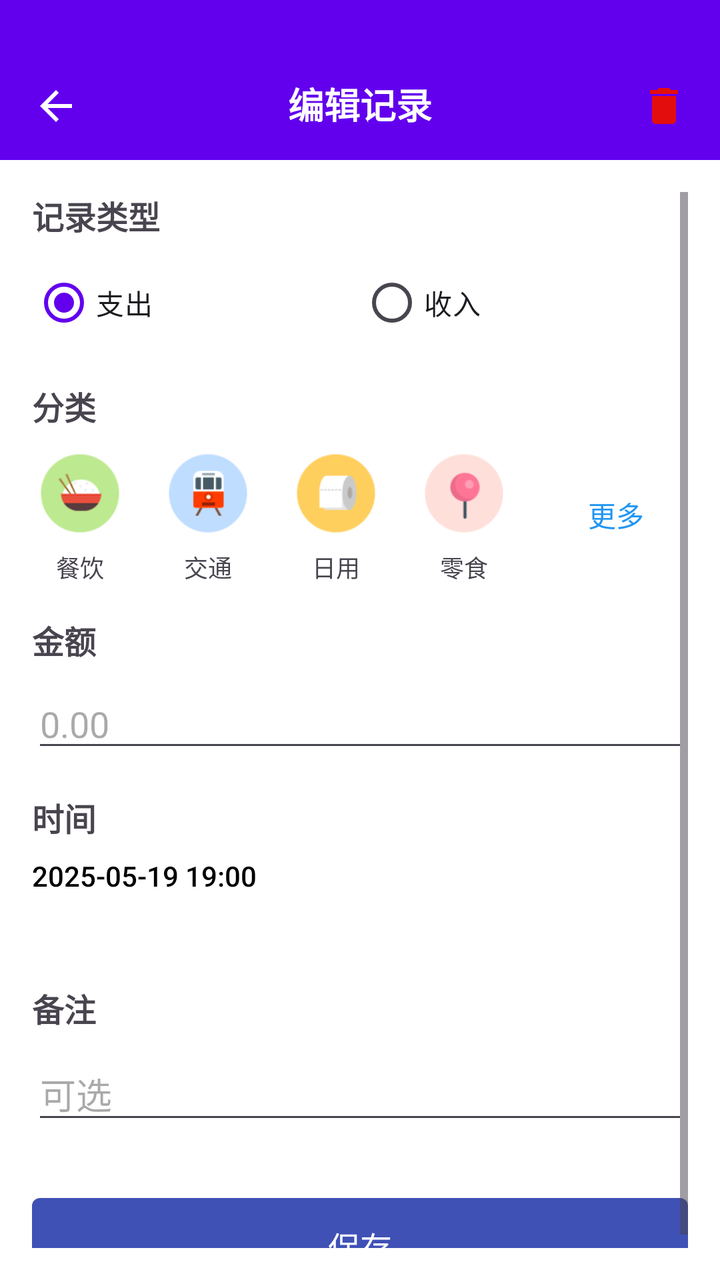
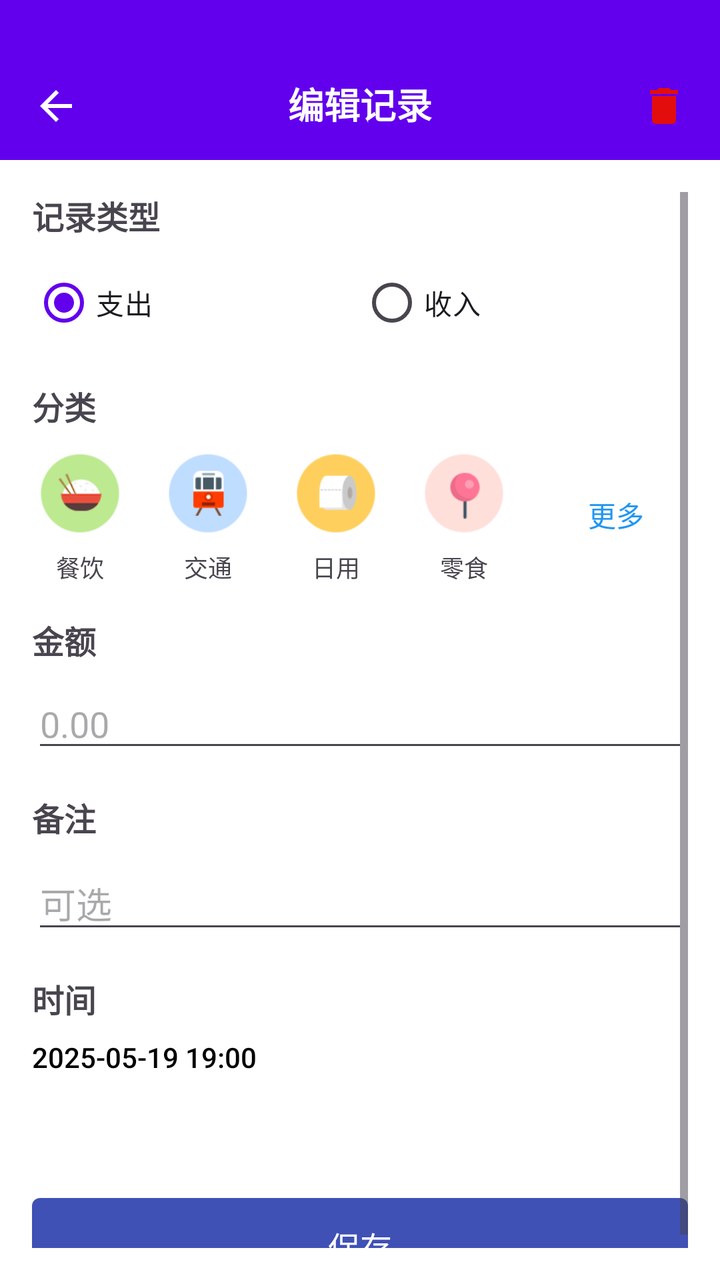

Before-and-after screenshots of an Android layout around one commit, followed by the original layout XML and the change that was made.
<!-- AndroidManifest.xml: application theme Theme.MyApp -->
<!-- res/layout/activity_edit_record.xml -->
<?xml version="1.0" encoding="utf-8"?>
<LinearLayout xmlns:android="http://schemas.android.com/apk/res/android"
    xmlns:app="http://schemas.android.com/apk/res-auto"
    android:layout_width="match_parent"
    android:layout_height="match_parent"
    android:orientation="vertical">

    
    <RelativeLayout
        android:layout_width="match_parent"
        android:layout_height="80dp"
        android:background="?attr/colorPrimary"
        android:paddingHorizontal="16dp">

        
        <ImageButton
            android:id="@+id/btn_back"
            android:layout_width="wrap_content"
            android:layout_height="wrap_content"
            android:layout_alignParentStart="true"
            android:layout_centerVertical="true"
            android:layout_alignParentBottom="true"
            android:layout_marginBottom="15dp"
            android:background="?attr/selectableItemBackgroundBorderless"
            android:src="@drawable/ic_back"
            app:tint="@android:color/white" />

        
        <TextView
            android:id="@+id/tv_title"
            android:layout_width="wrap_content"
            android:layout_height="wrap_content"
            android:layout_centerInParent="true"
            android:layout_alignParentBottom="true"
            android:layout_marginBottom="15dp"
            android:text="编辑记录"
            android:textColor="@android:color/white"
            android:textSize="18sp"
            android:textStyle="bold" />

        
        <ImageButton
            android:id="@+id/btn_delete"
            android:layout_width="wrap_content"
            android:layout_height="wrap_content"
            android:layout_alignParentEnd="true"
            android:layout_centerVertical="true"
            android:layout_alignParentBottom="true"
            android:layout_marginBottom="15dp"
            android:background="?attr/selectableItemBackgroundBorderless"
            android:src="@drawable/ic_delete"
            app:tint="@color/red" />
    </RelativeLayout>

    
    <ScrollView
        android:layout_width="match_parent"
        android:layout_height="match_parent"
        android:fillViewport="true"
        android:padding="16dp">

        <LinearLayout
            android:layout_width="match_parent"
            android:layout_height="wrap_content"
            android:orientation="vertical">

            
            <TextView
                android:layout_width="wrap_content"
                android:layout_height="wrap_content"
                android:text="记录类型"
                android:textSize="16sp"
                android:textStyle="bold"/>

            <RadioGroup
                android:id="@+id/rg_record_type"
                android:layout_width="match_parent"
                android:layout_height="wrap_content"
                android:layout_marginTop="8dp"
                android:orientation="horizontal">

                <RadioButton
                    android:id="@+id/rb_expense"
                    android:layout_width="0dp"
                    android:layout_height="wrap_content"
                    android:layout_weight="1"
                    android:checked="true"
                    android:text="支出"/>

                <RadioButton
                    android:id="@+id/rb_income"
                    android:layout_width="0dp"
                    android:layout_height="wrap_content"
                    android:layout_weight="1"
                    android:text="收入"/>
            </RadioGroup>

            
            <TextView
                android:layout_width="wrap_content"
                android:layout_height="wrap_content"
                android:layout_marginTop="16dp"
                android:text="分类"
                android:textSize="16sp"
                android:textStyle="bold"/>

            <LinearLayout
                android:id="@+id/sp_category"
                android:layout_width="match_parent"
                android:layout_height="wrap_content"
                android:layout_marginTop="8dp"
                android:orientation="horizontal"
                android:gravity="center">

                
                <LinearLayout
                    android:layout_width="wrap_content"
                    android:layout_height="wrap_content"
                    android:layout_marginEnd="16dp"
                    android:orientation="vertical"
                    android:gravity="center">

                    <ImageView
                        android:id="@+id/btn_1"
                        android:layout_width="48dp"
                        android:layout_height="48dp"
                        android:padding="4dp"
                        android:src="@drawable/ic_food"
                        android:background="@drawable/circle_button_selector"/>

                    <TextView
                        android:layout_width="wrap_content"
                        android:layout_height="wrap_content"
                        android:text="餐饮"
                        android:textSize="12sp"
                        android:layout_marginTop="4dp"/>
                </LinearLayout>

                
                <LinearLayout
                    android:layout_width="wrap_content"
                    android:layout_height="wrap_content"
                    android:layout_marginEnd="16dp"
                    android:orientation="vertical"
                    android:gravity="center">

                    <ImageView
                        android:id="@+id/btn_2"
                        android:layout_width="48dp"
                        android:layout_height="48dp"
                        android:padding="4dp"
                        android:src="@drawable/ic_traffic"
                        android:background="@drawable/circle_button_selector"/>

                    <TextView
                        android:layout_width="wrap_content"
                        android:layout_height="wrap_content"
                        android:text="交通"
                        android:textSize="12sp"
                        android:layout_marginTop="4dp"/>
                </LinearLayout>

                
                <LinearLayout
                    android:layout_width="wrap_content"
                    android:layout_height="wrap_content"
                    android:layout_marginEnd="16dp"
                    android:orientation="vertical"
                    android:gravity="center">

                    <ImageView
                        android:id="@+id/btn_3"
                        android:layout_width="48dp"
                        android:layout_height="48dp"
                        android:padding="4dp"
                        android:src="@drawable/ic_dailyuse"
                        android:background="@drawable/circle_button_selector"/>

                    <TextView
                        android:layout_width="wrap_content"
                        android:layout_height="wrap_content"
                        android:text="日用"
                        android:textSize="12sp"
                        android:layout_marginTop="4dp"/>
                </LinearLayout>

                
                <LinearLayout
                    android:layout_width="wrap_content"
                    android:layout_height="wrap_content"
                    android:layout_marginEnd="16dp"
                    android:orientation="vertical"
                    android:gravity="center">

                    <ImageView
                        android:id="@+id/btn_4"
                        android:layout_width="48dp"
                        android:layout_height="48dp"
                        android:padding="4dp"
                        android:src="@drawable/ic_snacks"
                        android:background="@drawable/circle_button_selector"/>

                    <TextView
                        android:layout_width="wrap_content"
                        android:layout_height="wrap_content"
                        android:text="零食"
                        android:textSize="12sp"
                        android:layout_marginTop="4dp"/>
                </LinearLayout>

                
                <Button
                    android:id="@+id/btn_more_categories"
                    android:layout_width="wrap_content"
                    android:layout_height="wrap_content"
                    android:background="@android:color/transparent"
                    android:text="更多"
                    android:textColor="#2196F3" />
            </LinearLayout>

            
            <TextView
                android:layout_width="wrap_content"
                android:layout_height="wrap_content"
                android:layout_marginTop="16dp"
                android:text="金额"
                android:textSize="16sp"
                android:textStyle="bold"/>

            <EditText
                android:id="@+id/et_amount"
                android:layout_width="match_parent"
                android:layout_height="wrap_content"
                android:layout_marginTop="8dp"
                android:hint="0.00"
                android:inputType="numberDecimal"
                android:textSize="18sp"/>

            
            <TextView
                android:layout_width="wrap_content"
                android:layout_height="wrap_content"
                android:layout_marginTop="16dp"
                android:text="时间"
                android:textSize="16sp"
                android:textStyle="bold"/>

            <Button
                android:id="@+id/btn_time"
                android:layout_width="match_parent"
                android:layout_height="wrap_content"
                android:layout_marginTop="8dp"
                android:background="@android:color/transparent"
                android:gravity="start"
                android:text="2025-05-19 19:00"
                android:textColor="@android:color/black"/>

            
            <TextView
                android:layout_width="wrap_content"
                android:layout_height="wrap_content"
                android:layout_marginTop="16dp"
                android:text="备注"
                android:textSize="16sp"
                android:textStyle="bold"/>

            <EditText
                android:id="@+id/et_remark"
                android:layout_width="match_parent"
                android:layout_height="wrap_content"
                android:layout_marginTop="8dp"
                android:hint="可选"
                android:inputType="text"
                android:maxLines="3"/>


            
            <Button
                android:id="@+id/btn_save"
                android:layout_width="match_parent"
                android:layout_height="wrap_content"
                android:layout_marginTop="32dp"
                android:background="@drawable/button_primary"
                android:text="保存"
                android:textColor="@android:color/white"
                android:textSize="16sp"/>

        </LinearLayout>
    </ScrollView>
</LinearLayout>
<!-- resources referenced by this layout -->
<resources>
  <color name="red">#E40D0D</color>
  <!-- drawable button_primary (drawable) -->
  <?xml version="1.0" encoding="utf-8"?>
  <shape xmlns:android="http://schemas.android.com/apk/res/android"
      android:shape="rectangle">
      <solid android:color="#3F51B5" />
      <corners android:radius="4dp" />
  </shape>
  <!-- drawable circle_button_selector (drawable) -->
  <?xml version="1.0" encoding="utf-8"?>
  <selector xmlns:android="http://schemas.android.com/apk/res/android">
      <item android:state_selected="true">
          <shape android:shape="oval">
              <solid android:color="#E3F2FD"/>
              <stroke android:width="2dp" android:color="#2196F3"/>
          </shape>
      </item>
      <item>
          <shape android:shape="oval">
              <solid android:color="@android:color/transparent"/>
          </shape>
      </item>
  </selector>
  <!-- drawable ic_back (drawable) -->
  <?xml version="1.0" encoding="utf-8"?>
  <vector xmlns:android="http://schemas.android.com/apk/res/android"
      android:width="24dp"
      android:height="24dp"
      android:viewportWidth="24"
      android:viewportHeight="24"
      android:tint="?attr/colorControlNormal">
      <path
          android:fillColor="@android:color/black"
          android:pathData="M20,11H7.83l5.59,-5.59L12,4l-8,8 8,8 1.41,-1.41L7.83,13H20v-2z"/>
  </vector>
  <!-- drawable ic_dailyuse: png bitmap (drawable, 3018 bytes) -->
  <!-- drawable ic_delete (drawable) -->
  <?xml version="1.0" encoding="utf-8"?>
  <vector xmlns:android="http://schemas.android.com/apk/res/android"
      android:width="24dp"
      android:height="24dp"
      android:viewportWidth="24"
      android:viewportHeight="24"
      android:tint="?attr/colorControlNormal">
      <path
          android:fillColor="@android:color/white"
          android:pathData="M6 19c0 1.1 0.9 2 2 2h8c1.1 0 2-0.9 2-2V7H6v12zM19 4h-3.5l-1-1h-5l-1 1H5v2h14V4z"/>
  </vector>
  <!-- drawable ic_food: png bitmap (drawable, 3817 bytes) -->
  <!-- drawable ic_snacks: png bitmap (drawable, 3050 bytes) -->
  <!-- drawable ic_traffic: png bitmap (drawable, 3133 bytes) -->
  <style name="Theme.MyApp" parent="Theme.Material3.DayNight.NoActionBar">
          
          <item name="colorPrimary">@color/purple_500</item>
          <item name="colorPrimaryContainer">@color/purple_200</item>
          <item name="colorOnPrimary">@color/white</item>
  
          
          <item name="android:statusBarColor">?attr/colorPrimary</item>
  
          
          <item name="android:windowBackground">@color/white</item>
      </style>
  <color name="purple_500">#FF6200EE</color>
  <color name="purple_200">#FFBB86FC</color>
  <color name="white">#FFFFFFFF</color>
</resources>

<!-- the commit's change to res/layout/activity_edit_record.xml (unified diff, before → after) -->
@@ -236,6 +236,25 @@
                 android:inputType="numberDecimal"
                 android:textSize="18sp"/>
 
+
+            
+            <TextView
+                android:layout_width="wrap_content"
+                android:layout_height="wrap_content"
+                android:layout_marginTop="16dp"
+                android:text="备注"
+                android:textSize="16sp"
+                android:textStyle="bold"/>
+
+            <EditText
+                android:id="@+id/et_remark"
+                android:layout_width="match_parent"
+                android:layout_height="wrap_content"
+                android:layout_marginTop="8dp"
+                android:hint="可选"
+                android:inputType="text"
+                android:maxLines="3"/>
+
             
             <TextView
                 android:layout_width="wrap_content"
@@ -254,24 +273,6 @@
                 android:gravity="start"
                 android:text="2025-05-19 19:00"
                 android:textColor="@android:color/black"/>
-
-            
-            <TextView
-                android:layout_width="wrap_content"
-                android:layout_height="wrap_content"
-                android:layout_marginTop="16dp"
-                android:text="备注"
-                android:textSize="16sp"
-                android:textStyle="bold"/>
-
-            <EditText
-                android:id="@+id/et_remark"
-                android:layout_width="match_parent"
-                android:layout_height="wrap_content"
-                android:layout_marginTop="8dp"
-                android:hint="可选"
-                android:inputType="text"
-                android:maxLines="3"/>
 
 
             
